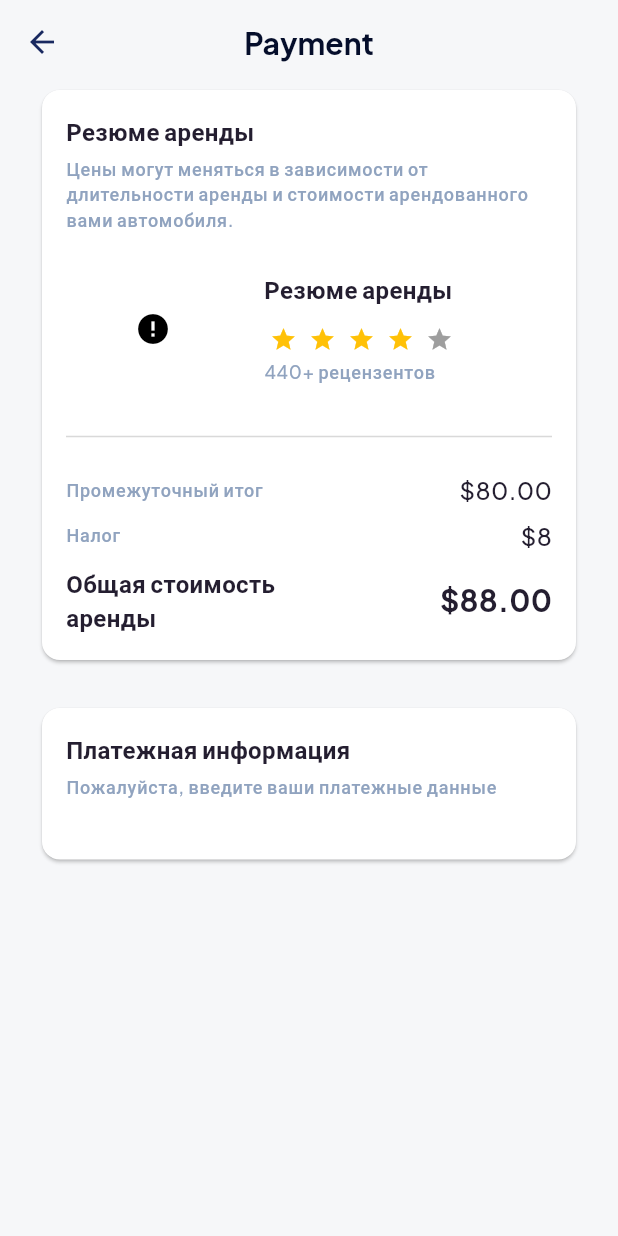
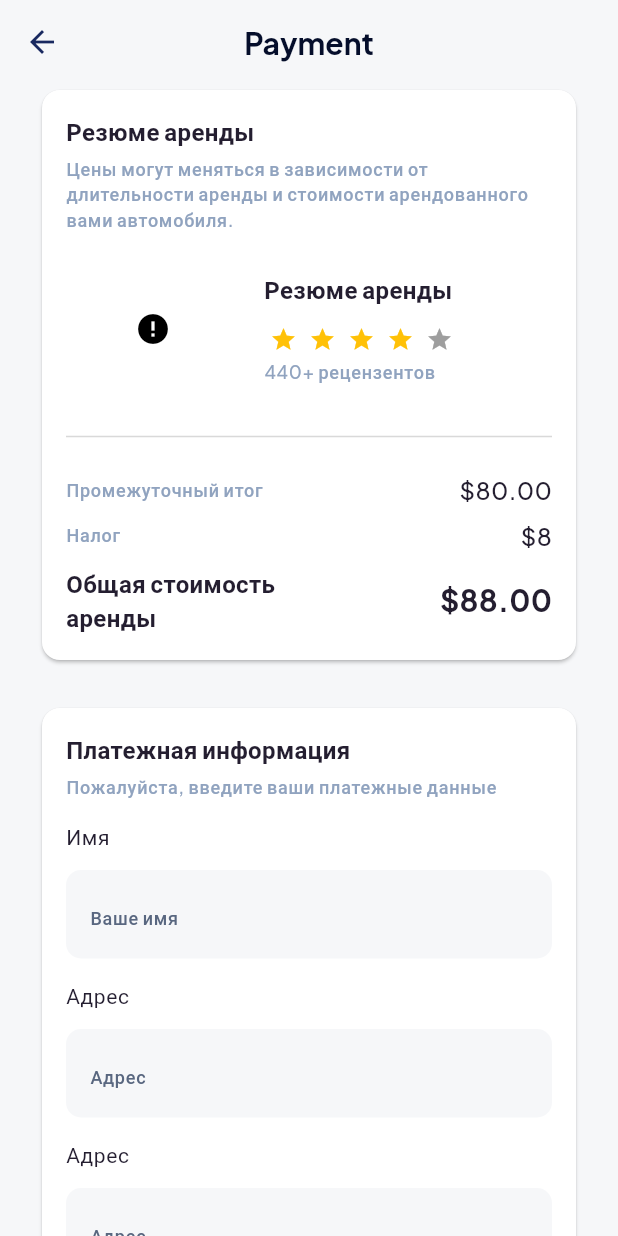
Before and after one commit to githubsobir/melos_app, a Flutter app: the PaymentDetailsScreen screen opened directly, on a phone screen of 412 x 824 dp. Run offline on Flutter 3.47's test engine with Material 3 defaults, Android fonts, the phone set to English and light mode, and no system bars; drawn by our look-alikes of cached_network_image, flutter_rating_bar; our stand-ins replace bloc, equatable, flutter_bloc, flutter_map, flutter_svg, get_it and 2 more; accounts and stored records are empty; network calls fail.

Commit message:
added textfield2

```diff
--- /dev/null
+++ b/packages/presentation/common/lib/textfield2.dart
@@ -0,0 +1,47 @@
+import 'package:flutter/material.dart';
+
+class TextField2 extends StatelessWidget {
+  final TextEditingController? controller;
+  final String title;
+  final String hint;
+
+  const TextField2({
+    super.key,
+    this.controller,
+    required this.title,
+    required this.hint,
+  });
+
+  @override
+  Widget build(BuildContext context) {
+    return Column(
+      mainAxisSize: MainAxisSize.min,
+      crossAxisAlignment: CrossAxisAlignment.stretch,
+      children: [
+        Text(
+          title,
+          style: Theme.of(context).textTheme.bodySmall,
+        ),
+        SizedBox(
+          height: 12,
+        ),
+        TextField(
+          controller: controller,
+          decoration: InputDecoration(
+            fillColor: const Color(0xFFF6F7F9),
+            filled: true,
+            hintText: hint,
+            hintStyle: Theme.of(context)
+                .textTheme
+                .labelMedium
+                ?.copyWith(color: Theme.of(context).hintColor),
+            border: OutlineInputBorder(
+              borderRadius: BorderRadius.circular(10.0),
+              borderSide: BorderSide.none,
+            ),
+          ),
+        ),
+      ],
+    );
+  }
+}
--- a/packages/presentation/main/lib/payment_details/payment_details_screen.dart
+++ b/packages/presentation/main/lib/payment_details/payment_details_screen.dart
@@ -1,4 +1,5 @@
 import 'package:cached_network_image/cached_network_image.dart';
+import 'package:common/textfield2.dart';
 import 'package:flutter/material.dart';
 import 'package:flutter_rating_bar/flutter_rating_bar.dart';
 
@@ -43,8 +44,11 @@ class PaymentDetailsScreen extends StatelessWidget {
                       ),
                       Text(
                         "Цены могут меняться в зависимости от длительности аренды и стоимости арендованного вами автомобиля.",
-                        style: Theme.of(context).textTheme.labelMedium?.copyWith(
-                            color: Theme.of(context).colorScheme.secondary),
+                        style: Theme.of(context)
+                            .textTheme
+                            .labelMedium
+                            ?.copyWith(
+                                color: Theme.of(context).colorScheme.secondary),
                       ),
                       SizedBox(
                         height: 24,
@@ -226,13 +230,33 @@ class PaymentDetailsScreen extends StatelessWidget {
                       ),
                       Text(
                         "Пожалуйста, введите ваши платежные данные",
-                        style: Theme.of(context).textTheme.labelMedium?.copyWith(
-                            color: Theme.of(context).colorScheme.secondary),
+                        style: Theme.of(context)
+                            .textTheme
+                            .labelMedium
+                            ?.copyWith(
+                                color: Theme.of(context).colorScheme.secondary),
                       ),
                       SizedBox(
-                        height: 24,
+                        height: 16,
                       ),
-
+                      TextField2(
+                        title: "Имя",
+                        hint: "Ваше имя",
+                      ),
+                      SizedBox(
+                        height: 16,
+                      ),
+                      TextField2(
+                        title: "Адрес",
+                        hint: "Адрес",
+                      ),
+                      SizedBox(
+                        height: 16,
+                      ),
+                      TextField2(
+                        title: "Адрес",
+                        hint: "Адрес",
+                      )
                     ],
                   ),
                 ),
```
